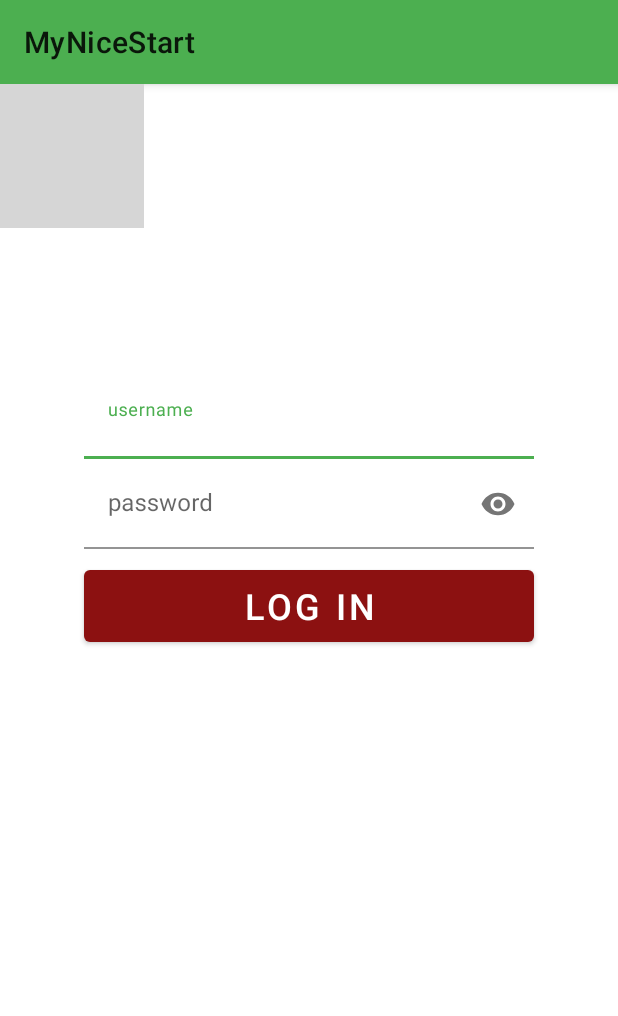
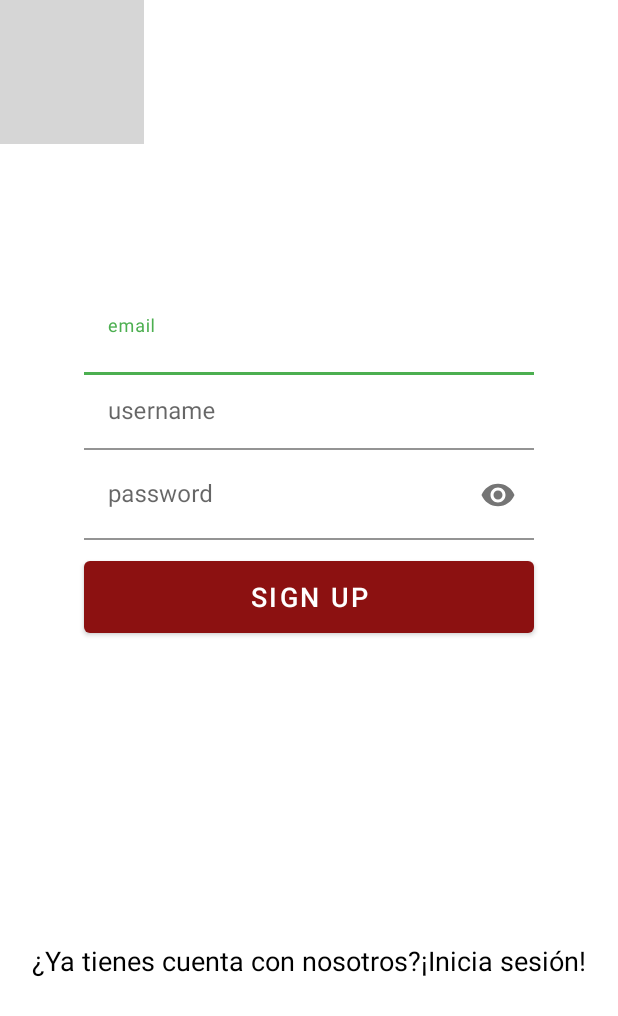
Before and after one commit to PabloSC900/MyNiceStart, an Android app: the SignUpActivity screen opened directly, with no data from a screen before it, on a phone screen of 412 x 824 dp. Shown: the top 1016 px of the screen. Run offline under Robolectric (Android 15) with nearby library versions, the phone set to English and light mode, and no system bars; grey boxes are pictures that could not be loaded.

Commit message:
Init commit

```diff
--- a/app/src/main/res/layout/activity_sign_up.xml
+++ b/app/src/main/res/layout/activity_sign_up.xml
@@ -17,13 +17,27 @@
         android:scaleType="centerCrop"/>
 
 
+    <com.google.android.material.textfield.TextInputLayout
+        android:id="@+id/email"
+        android:layout_width="300dp"
+        android:layout_height="50dp"
+        app:layout_constraintTop_toTopOf="parent"
+        android:layout_marginTop="200dp"
+        app:layout_constraintStart_toStartOf="parent"
+        app:layout_constraintEnd_toEndOf="parent"        >
+
+        <com.google.android.material.textfield.TextInputEditText
+            android:layout_width="match_parent"
+            android:layout_height="match_parent"
+            android:background="@android:color/white"
+            android:hint="email"/>
+    </com.google.android.material.textfield.TextInputLayout>
 
     <com.google.android.material.textfield.TextInputLayout
         android:id="@+id/username"
         android:layout_width="300dp"
         android:layout_height="50dp"
-        app:layout_constraintTop_toTopOf="parent"
-        android:layout_marginTop="200dp"
+        app:layout_constraintTop_toBottomOf="@id/email"
         app:layout_constraintStart_toStartOf="parent"
         app:layout_constraintEnd_toEndOf="parent"        >
 
@@ -59,8 +73,8 @@
         android:layout_width="300dp"
         android:layout_height="60dp"
         android:layout_marginTop="8dp"
-        android:text="Log in"
-        android:textSize="24sp"
+        android:text="Sign Up"
+        android:textSize="18sp"
         app:backgroundTint="#8C1111"
         app:layout_constraintEnd_toEndOf="@id/password"
         app:layout_constraintStart_toStartOf="@id/password"
@@ -75,12 +89,11 @@
         android:id="@+id/signUp"
         android:layout_width="wrap_content"
         android:layout_height="wrap_content"
-        android:layout_marginTop="52dp"
+        android:layout_marginTop="200dp"
         android:text="¿Ya tienes cuenta con nosotros?¡Inicia sesión!"
-        android:textColor="#FFFFFF"
-        android:textSize="16sp"
+        android:textColor="#000000"
+        android:textSize="18sp"
         app:layout_constraintEnd_toEndOf="@id/btnLogin"
-        app:layout_constraintHorizontal_bias="0.454"
         app:layout_constraintStart_toStartOf="@id/btnLogin"
         app:layout_constraintTop_toBottomOf="@id/btnLogin" />
 
--- a/app/src/main/res/values/styles.xml
+++ b/app/src/main/res/values/styles.xml
@@ -7,9 +7,12 @@
         <item name="colorAccent">@color/colorAccent</item>
     </style>
 
-    <style name="MyTheme" style="Theme.MaterialComponents.DayNight.NoActionBar">
+    <style name="NoAcionBarTheme" parent="Theme.MaterialComponents.DayNight.NoActionBar">
+        <!-- Customize your theme here. -->
+        <item name="colorPrimary">#4CAF50</item>
+        <item name="colorPrimaryDark">@color/colorPrimaryDark</item>
+        <item name="colorAccent">@color/colorAccent</item>    </style>
 
 
-    </style>
 
 </resources>
```
Also changed, not shown: app/src/main/AndroidManifest.xml (+9 -6 lines), app/src/main/java/com/dam/mynicestart/LoginActivity.java (+11 -0 lines), app/src/main/java/com/dam/mynicestart/MainActivity.java (+8 -0 lines), app/src/main/java/com/dam/mynicestart/MainActivity2.java (added, +14 -0 lines), app/src/main/java/com/dam/mynicestart/Splash.java (+7 -0 lines), app/src/main/res/anim/fadein.xml (added, +11 -0 lines), app/src/main/res/layout/activity_login.xml (+6 -5 lines), app/src/main/res/layout/activity_main.xml (+8 -5 lines), app/src/main/res/layout/activity_main2.xml (added, +9 -0 lines), app/src/main/res/layout/activity_splash.xml (+20 -0 lines).
